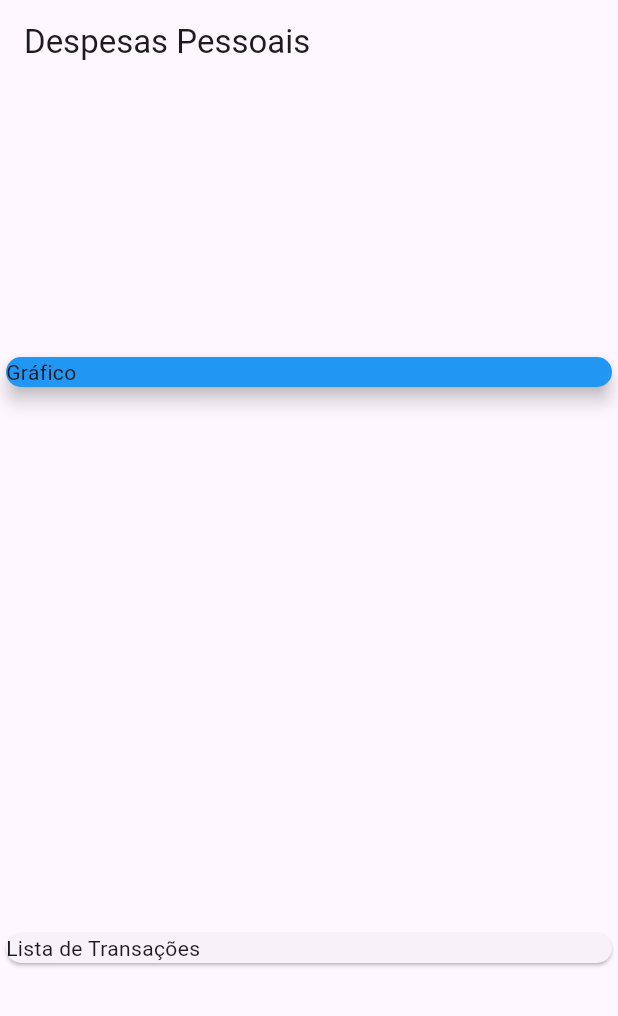
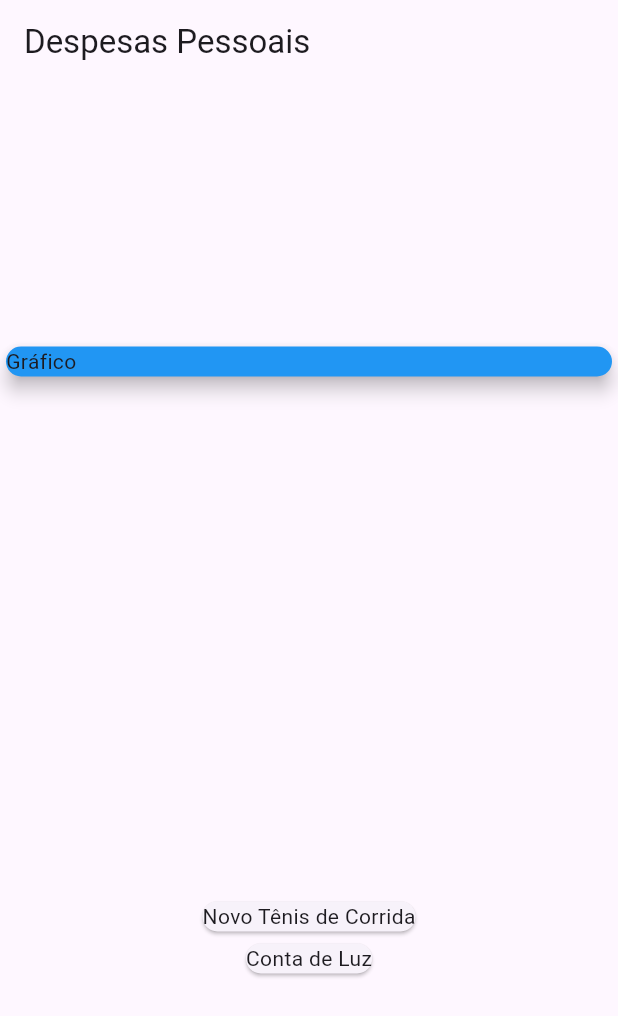
Before and after one commit to Lulis28/expenses, a Flutter app: the screen it shows after launch, on a phone screen of 412 x 824 dp. Shown: the top 1016 px of the screen. Run offline on Flutter 3.47's test engine with Material 3 defaults, Android fonts, the phone set to English and light mode, and no system bars.

Commit message:
Mapeando dados para Widget

```diff
--- a/lib/main.dart
+++ b/lib/main.dart
@@ -1,3 +1,4 @@
+import 'package:expenses/models/transaction.dart';
 import 'package:flutter/material.dart';
 
 main () => runApp(Expenses()); //inicia com o widget Expenses
@@ -15,18 +16,18 @@ class Expenses extends StatelessWidget {
 class MyHomePage extends StatelessWidget{
 
   final _transactions = [
-    {
-      'id': 't1',
-      'title': 'Novo Tênis de Corrida',
-      'amount': 310.76,
-      'date': DateTime.now(),
-    },
-    {
-      'id': 't2',
-      'title': 'Conta de Luz',
-      'amount': 211.30,
-      'date': DateTime.now(),
-    }
+    Transaction(
+      id: 't1',
+      title: 'Novo Tênis de Corrida',
+      amount: 310.76,
+      date: DateTime.now(),
+    ),
+    Transaction(
+      id: 't2',
+      title: 'Conta de Luz',
+      amount: 211.30,
+      date: DateTime.now(),
+    )
   ];
 
 
@@ -49,9 +50,13 @@ class MyHomePage extends StatelessWidget{
               elevation: 5,
             ),
           ),
-          Card(
-            child: Text('Lista de Transações'),
-          )
+          Column(
+            children: _transactions.map((tr) {
+              return Card(
+                child: Text((tr.title).toString()),
+              );
+            }).toList(),
+            )
         ],
       ),
     );
--- a/lib/models/transaction.dart
+++ b/lib/models/transaction.dart
@@ -6,9 +6,9 @@ class Transaction {
   final DateTime? date;
 
   Transaction({
-    this.id,
-    this.title,
-    this.amount,
-    this.date
+    required this.id,
+    required this.title,
+    required this.amount,
+    required this.date
   });
 }
```
